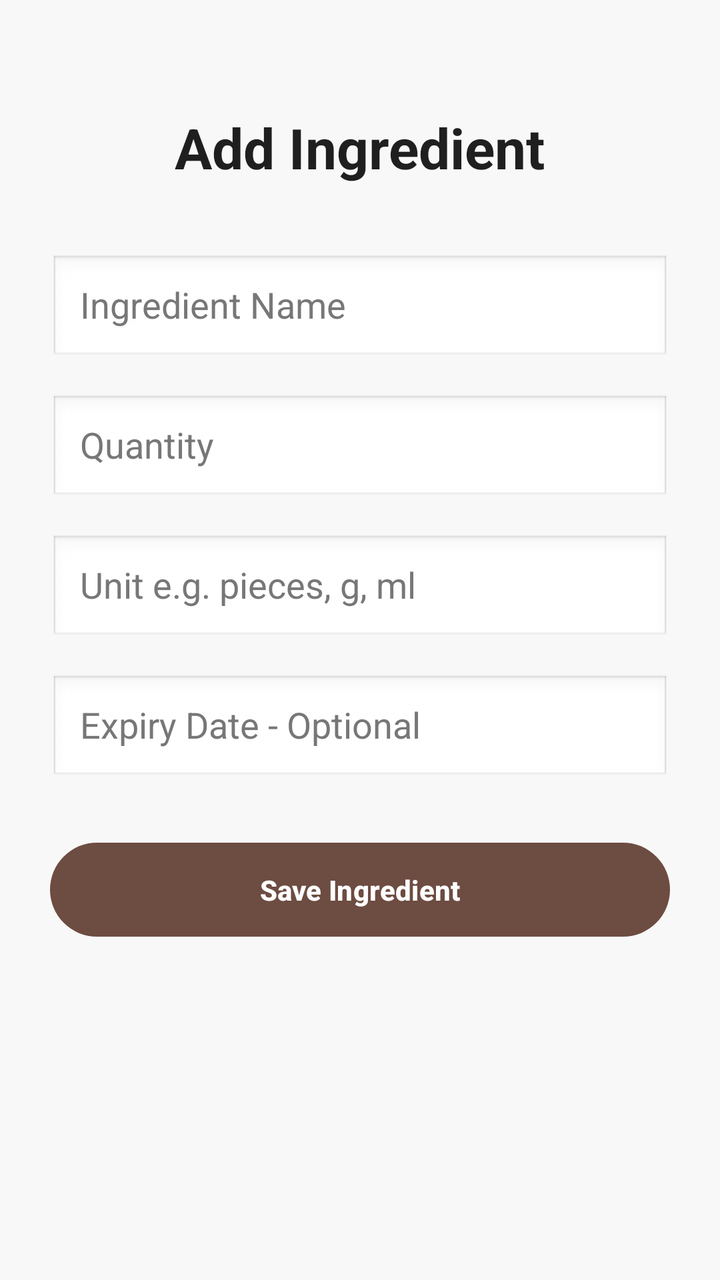
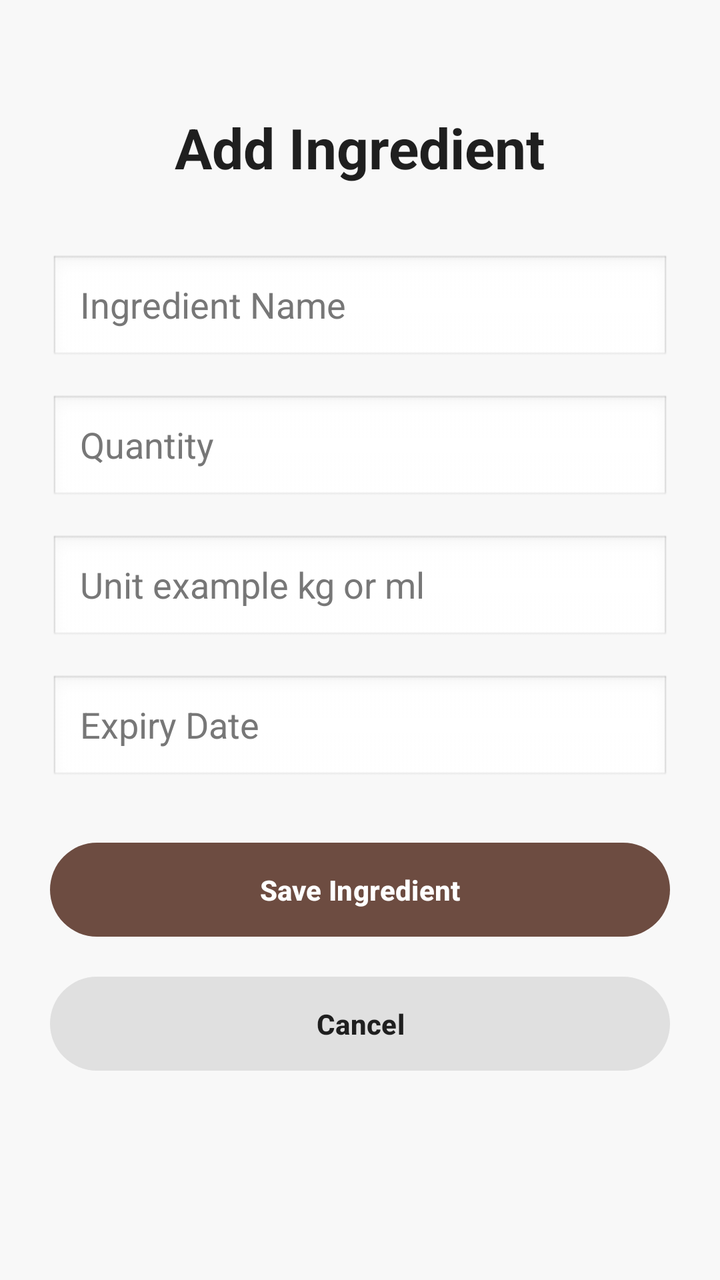

Screens rendered from an Android XML layout before and after an edit, with the pre-edit source and the edit as a unified diff.
<!-- AndroidManifest.xml: application theme Theme.SmartPantryManager -->
<!-- res/layout/activity_ingredients.xml -->
<?xml version="1.0" encoding="utf-8"?>
<androidx.constraintlayout.widget.ConstraintLayout
    xmlns:android="http://schemas.android.com/apk/res/android"
    xmlns:app="http://schemas.android.com/apk/res-auto"
    xmlns:tools="http://schemas.android.com/tools"
    android:id="@+id/main"
    android:layout_width="match_parent"
    android:layout_height="match_parent"
    android:background="#F8F8F8"
    android:padding="25dp"
    tools:context=".IngredientsActivity">

    <TextView
        android:id="@+id/txtIngredientTitle"
        android:layout_width="wrap_content"
        android:layout_height="wrap_content"
        android:layout_marginTop="30dp"
        android:text="Add Ingredient"
        android:textColor="#1F1F1F"
        android:textSize="28sp"
        android:textStyle="bold"
        app:layout_constraintEnd_toEndOf="parent"
        app:layout_constraintStart_toStartOf="parent"
        app:layout_constraintTop_toTopOf="parent" />

    <AutoCompleteTextView
        android:id="@+id/editIngredientName"
        android:layout_width="0dp"
        android:layout_height="55dp"
        android:layout_marginTop="35dp"
        android:background="@android:drawable/edit_text"
        android:hint="Ingredient Name"
        android:inputType="textCapWords"
        android:paddingStart="15dp"
        android:paddingEnd="15dp"
        android:singleLine="true"
        android:textColor="#000000"
        android:textColorHint="#777777"
        app:layout_constraintEnd_toEndOf="parent"
        app:layout_constraintStart_toStartOf="parent"
        app:layout_constraintTop_toBottomOf="@+id/txtIngredientTitle" />

    <EditText
        android:id="@+id/editQuantity"
        android:layout_width="0dp"
        android:layout_height="55dp"
        android:layout_marginTop="15dp"
        android:background="@android:drawable/edit_text"
        android:hint="Quantity"
        android:inputType="numberDecimal"
        android:paddingStart="15dp"
        android:paddingEnd="15dp"
        android:textColor="#000000"
        android:textColorHint="#777777"
        app:layout_constraintEnd_toEndOf="parent"
        app:layout_constraintStart_toStartOf="parent"
        app:layout_constraintTop_toBottomOf="@+id/editIngredientName" />

    <EditText
        android:id="@+id/editUnit"
        android:layout_width="0dp"
        android:layout_height="55dp"
        android:layout_marginTop="15dp"
        android:background="@android:drawable/edit_text"
        android:hint="Unit e.g. pieces, g, ml"
        android:inputType="text"
        android:paddingStart="15dp"
        android:paddingEnd="15dp"
        android:textColor="#000000"
        android:textColorHint="#777777"
        app:layout_constraintEnd_toEndOf="parent"
        app:layout_constraintStart_toStartOf="parent"
        app:layout_constraintTop_toBottomOf="@+id/editQuantity" />

    <EditText
        android:id="@+id/editExpiryDate"
        android:layout_width="0dp"
        android:layout_height="55dp"
        android:layout_marginTop="15dp"
        android:background="@android:drawable/edit_text"
        android:clickable="true"
        android:focusable="false"
        android:hint="Expiry Date - Optional"
        android:paddingStart="15dp"
        android:paddingEnd="15dp"
        android:textColor="#000000"
        android:textColorHint="#777777"
        app:layout_constraintEnd_toEndOf="parent"
        app:layout_constraintStart_toStartOf="parent"
        app:layout_constraintTop_toBottomOf="@+id/editUnit" />

    <Button
        android:id="@+id/btnSaveIngredient"
        android:layout_width="0dp"
        android:layout_height="55dp"
        android:layout_marginTop="25dp"
        android:text="Save Ingredient"
        android:textColor="#FFFFFF"
        android:textStyle="bold"
        app:backgroundTint="#6D4C41"
        app:layout_constraintEnd_toEndOf="parent"
        app:layout_constraintStart_toStartOf="parent"
        app:layout_constraintTop_toBottomOf="@+id/editExpiryDate" />

</androidx.constraintlayout.widget.ConstraintLayout>
<!-- resources referenced by this layout -->
<resources>
  <style name="Theme.SmartPantryManager" parent="Base.Theme.SmartPantryManager" />
  <style name="Base.Theme.SmartPantryManager" parent="Theme.Material3.DayNight.NoActionBar">
          
          
      </style>
</resources>

<!-- the commit's change to res/layout/activity_ingredients.xml (unified diff, before → after) -->
@@ -10,6 +10,7 @@
     android:padding="25dp"
     tools:context=".IngredientsActivity">
 
+    
     <TextView
         android:id="@+id/txtIngredientTitle"
         android:layout_width="wrap_content"
@@ -23,6 +24,7 @@
         app:layout_constraintStart_toStartOf="parent"
         app:layout_constraintTop_toTopOf="parent" />
 
+    
     <AutoCompleteTextView
         android:id="@+id/editIngredientName"
         android:layout_width="0dp"
@@ -40,6 +42,7 @@
         app:layout_constraintStart_toStartOf="parent"
         app:layout_constraintTop_toBottomOf="@+id/txtIngredientTitle" />
 
+    
     <EditText
         android:id="@+id/editQuantity"
         android:layout_width="0dp"
@@ -56,13 +59,14 @@
         app:layout_constraintStart_toStartOf="parent"
         app:layout_constraintTop_toBottomOf="@+id/editIngredientName" />
 
+    
     <EditText
         android:id="@+id/editUnit"
         android:layout_width="0dp"
         android:layout_height="55dp"
         android:layout_marginTop="15dp"
         android:background="@android:drawable/edit_text"
-        android:hint="Unit e.g. pieces, g, ml"
+        android:hint="Unit example kg or ml"
         android:inputType="text"
         android:paddingStart="15dp"
         android:paddingEnd="15dp"
@@ -72,6 +76,7 @@
         app:layout_constraintStart_toStartOf="parent"
         app:layout_constraintTop_toBottomOf="@+id/editQuantity" />
 
+    
     <EditText
         android:id="@+id/editExpiryDate"
         android:layout_width="0dp"
@@ -80,7 +85,7 @@
         android:background="@android:drawable/edit_text"
         android:clickable="true"
         android:focusable="false"
-        android:hint="Expiry Date - Optional"
+        android:hint="Expiry Date"
         android:paddingStart="15dp"
         android:paddingEnd="15dp"
         android:textColor="#000000"
@@ -89,6 +94,7 @@
         app:layout_constraintStart_toStartOf="parent"
         app:layout_constraintTop_toBottomOf="@+id/editUnit" />
 
+    
     <Button
         android:id="@+id/btnSaveIngredient"
         android:layout_width="0dp"
@@ -102,4 +108,18 @@
         app:layout_constraintStart_toStartOf="parent"
         app:layout_constraintTop_toBottomOf="@+id/editExpiryDate" />
 
+    
+    <Button
+        android:id="@+id/btnCancelIngredient"
+        android:layout_width="0dp"
+        android:layout_height="55dp"
+        android:layout_marginTop="12dp"
+        android:text="Cancel"
+        android:textColor="#1F1F1F"
+        android:textStyle="bold"
+        app:backgroundTint="#E0E0E0"
+        app:layout_constraintEnd_toEndOf="parent"
+        app:layout_constraintStart_toStartOf="parent"
+        app:layout_constraintTop_toBottomOf="@+id/btnSaveIngredient" />
+
 </androidx.constraintlayout.widget.ConstraintLayout>
